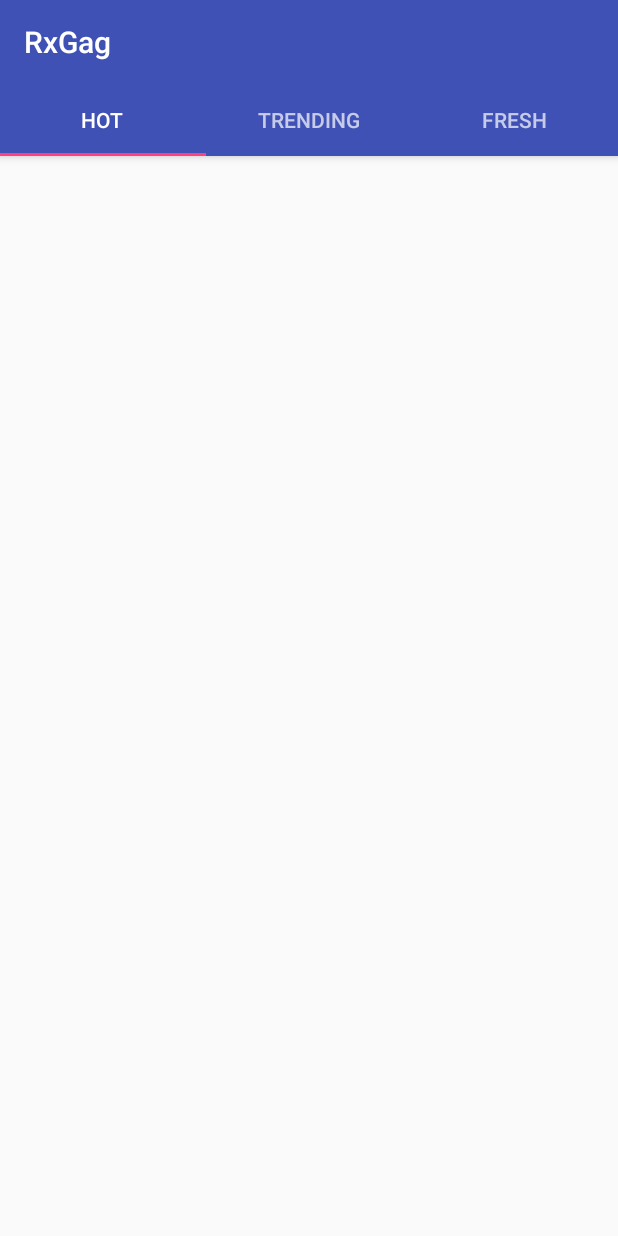
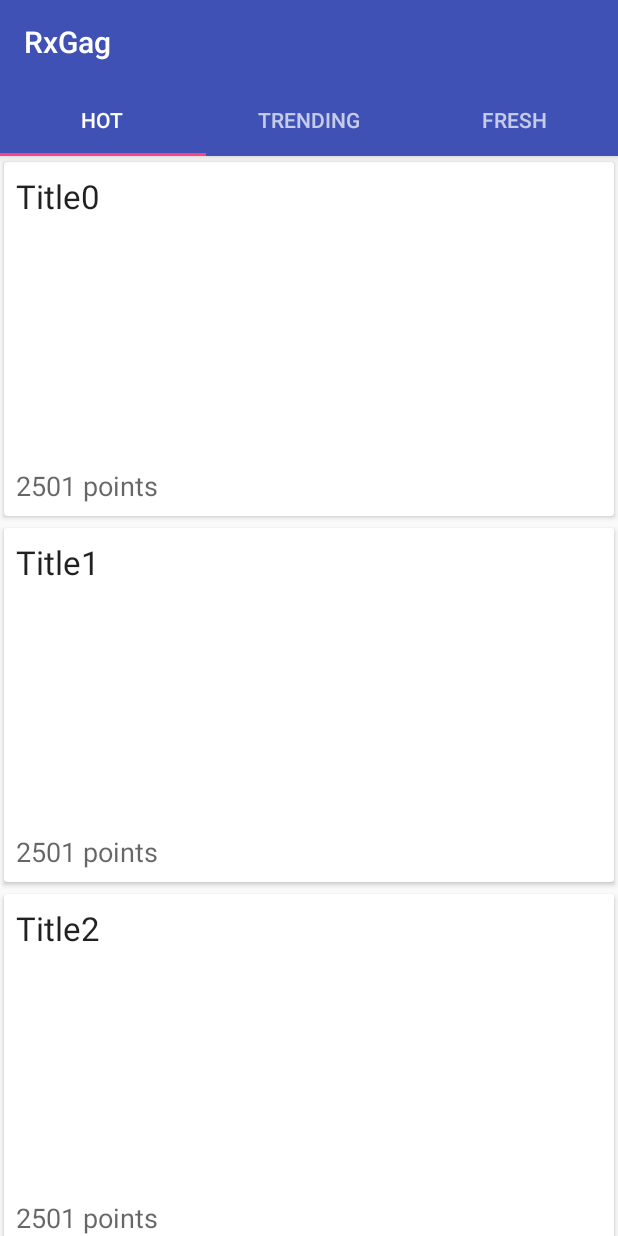
Before and after one commit to am5a03/rxgag, an Android app: the screen it shows after launch (MainActivity), on a phone screen of 412 x 824 dp. Run offline under Robolectric (Android 15) with nearby library versions, the phone set to English and light mode, and no system bars; our stand-ins replace ButterKnife; libraries missing offline, so code that uses them is left out: com.facebook.drawee, com.jakewharton.rxbinding; plain views replace SimpleDraweeView; pictures from the network do not load; 2 statements that could not run were skipped.

Commit message:
setup recyclerview adapter

```diff
--- a/app/src/main/AndroidManifest.xml
+++ b/app/src/main/AndroidManifest.xml
@@ -5,6 +5,7 @@
     <uses-permission android:name="android.permission.INTERNET"/>
 
     <application
+        android:name=".RxGagApplication"
         android:allowBackup="true"
         android:icon="@mipmap/ic_launcher"
         android:label="@string/app_name"
--- a/app/src/main/java/dnomyar/rxgag/models/api/Gag.java
+++ b/app/src/main/java/dnomyar/rxgag/models/api/Gag.java
@@ -8,6 +8,7 @@ public class Gag {
     public String caption;
     public String link;
     public Images images;
+    public Votes votes;
 
     public static class Images {
         public String small, normal, large;
--- /dev/null
+++ b/app/src/main/java/dnomyar/rxgag/ui/adapters/PostListAdapter.java
@@ -0,0 +1,47 @@
+package dnomyar.rxgag.ui.adapters;
+
+import android.support.v7.widget.RecyclerView;
+import android.view.View;
+import android.view.ViewGroup;
+
+import java.util.List;
+
+import butterknife.ButterKnife;
+import dnomyar.rxgag.models.api.Gag;
+import dnomyar.rxgag.models.api.GagList;
+import dnomyar.rxgag.ui.renderers.PostItemRenderer;
+
+/**
+ * Created by Raymond on 2015-11-11.
+ */
+public class PostListAdapter extends RecyclerView.Adapter {
+
+    List<Gag> mGagList;
+    PostItemRenderer mPostItemRenderer;
+
+    public PostListAdapter (List<Gag> gagList, PostItemRenderer postItemRenderer) {
+        mPostItemRenderer = postItemRenderer;
+        mGagList = gagList;
+    }
+
+    @Override
+    public RecyclerView.ViewHolder onCreateViewHolder(ViewGroup parent, int viewType) {
+        return mPostItemRenderer.onCreateViewHolder(parent, viewType);
+    }
+
+    @Override
+    public void onBindViewHolder(RecyclerView.ViewHolder holder, int position) {
+        mPostItemRenderer.onBindViewHolder(holder, position, mGagList.get(mapAdapterPositionToItemPosition(position)));
+    }
+
+    @Override
+    public int getItemCount() {
+        return mGagList.size();
+    }
+
+    protected int mapAdapterPositionToItemPosition(int position) {
+        return position;
+    }
+
+
+}
--- a/app/src/main/java/dnomyar/rxgag/ui/fragments/PostListFragment.java
+++ b/app/src/main/java/dnomyar/rxgag/ui/fragments/PostListFragment.java
@@ -9,9 +9,17 @@ import android.view.LayoutInflater;
 import android.view.View;
 import android.view.ViewGroup;
 
+import com.jakewharton.rxbinding.widget.RxAdapter;
+
+import java.util.ArrayList;
+import java.util.List;
+
 import butterknife.Bind;
 import butterknife.ButterKnife;
 import dnomyar.rxgag.R;
+import dnomyar.rxgag.models.api.Gag;
+import dnomyar.rxgag.ui.adapters.PostListAdapter;
+import dnomyar.rxgag.ui.renderers.PostItemRenderer;
 
 /**
  * Created by Raymond on 2015-10-19.
@@ -47,6 +55,9 @@ public class PostListFragment extends BaseFragment {
     public void onViewCreated(View view, @Nullable Bundle savedInstanceState) {
         super.onViewCreated(view, savedInstanceState);
         mRecyclerView.setLayoutManager(new LinearLayoutManager(getActivity()));
+        PostItemRenderer postItemRenderer = new PostItemRenderer();
+        mRecyclerView.setAdapter(new PostListAdapter(getDummyGag(), postItemRenderer));
+        mSwipeRefreshLayout.setColorSchemeColors(R.color.colorPrimary, R.color.colorPrimaryDark, R.color.colorAccent);
     }
 
     @Override
@@ -73,4 +84,18 @@ public class PostListFragment extends BaseFragment {
     public void onStop() {
         super.onStop();
     }
+
+    private List<Gag> getDummyGag() {
+        ArrayList<Gag> gagList = new ArrayList<>();
+        for (int i = 0; i < 100; i++) {
+            Gag g = new Gag();
+            g.images = new Gag.Images();
+            g.votes = new Gag.Votes();
+            g.caption = "Title" + i;
+            g.images.large = "https://upload.wikimedia.org/wikipedia/en/7/7d/Bliss.png";
+            g.votes.count = 2501;
+            gagList.add(g);
+        }
+        return gagList;
+    };
 }
--- /dev/null
+++ b/app/src/main/java/dnomyar/rxgag/ui/renderers/PostItemRenderer.java
@@ -0,0 +1,51 @@
+package dnomyar.rxgag.ui.renderers;
+
+import android.net.Uri;
+import android.support.v7.widget.RecyclerView;
+import android.view.LayoutInflater;
+import android.view.View;
+import android.view.ViewGroup;
+import android.widget.TextView;
+
+import com.facebook.drawee.view.SimpleDraweeView;
+
+import java.util.List;
+
+import butterknife.Bind;
+import butterknife.ButterKnife;
+import dnomyar.rxgag.R;
+import dnomyar.rxgag.models.api.Gag;
+
+/**
+ * Created by Raymond on 2015-11-11.
+ */
+public class PostItemRenderer {
+
+
+    public RecyclerView.ViewHolder onCreateViewHolder(ViewGroup parent, int viewType) {
+        View v = LayoutInflater.from(parent.getContext()).inflate(R.layout.post_item, parent, false);
+        return new PostItemViewHolder(v);
+    }
+
+    public void onBindViewHolder(RecyclerView.ViewHolder holder, int position, Gag gag) {
+        PostItemViewHolder vh = (PostItemViewHolder) holder;
+        vh.bindPost(gag);
+    }
+
+    static class PostItemViewHolder extends RecyclerView.ViewHolder {
+        @Bind(R.id.title) TextView mTitle;
+        @Bind(R.id.points) TextView mPoints;
+        @Bind(R.id.image) SimpleDraweeView mImage;
+
+        public PostItemViewHolder(View itemView) {
+            super(itemView);
+            ButterKnife.bind(this, itemView);
+        }
+
+        public void bindPost(Gag gag) {
+            mTitle.setText(gag.caption);
+            mPoints.setText(String.format(itemView.getContext().getString(R.string.points), gag.votes.count));
+            mImage.setImageURI(Uri.parse(gag.images.large));
+        }
+    }
+}
--- a/app/src/main/res/layout/fragment_main_list.xml
+++ b/app/src/main/res/layout/fragment_main_list.xml
@@ -12,7 +12,8 @@
         <android.support.v7.widget.Toolbar
             android:id="@+id/toolbar"
             android:layout_width="match_parent"
-            android:layout_height="?attr/actionBarSize"/>
+            android:layout_height="?attr/actionBarSize"
+            app:layout_scrollFlags="scroll|enterAlways|snap"/>
         <android.support.design.widget.TabLayout
             app:popupTheme="@style/ThemeOverlay.AppCompat.Light"
             android:id="@+id/tab_layout"
@@ -24,6 +25,7 @@
     <android.support.v4.view.ViewPager
         android:id="@+id/view_pager"
         android:layout_width="match_parent"
-        android:layout_height="match_parent"/>
+        android:layout_height="match_parent"
+        app:layout_behavior="@string/appbar_scrolling_view_behavior"/>
 
 </android.support.design.widget.CoordinatorLayout>
--- a/app/src/main/res/layout/item_post.xml
+++ b/app/src/main/res/layout/post_item.xml
@@ -1,8 +1,11 @@
 <?xml version="1.0" encoding="utf-8"?>
 <android.support.v7.widget.CardView
     xmlns:android="http://schemas.android.com/apk/res/android"
-              android:layout_width="match_parent"
-              android:layout_height="wrap_content">
+    android:layout_width="match_parent"
+    android:layout_height="wrap_content"
+    xmlns:app="http://schemas.android.com/apk/res-auto"
+    app:cardUseCompatPadding="true"
+    app:cardCornerRadius="2dp">
 
     <LinearLayout
         android:layout_width="match_parent"
@@ -10,6 +13,7 @@
         android:orientation="vertical">
 
         <TextView
+            android:id="@+id/title"
             android:layout_margin="8dp"
             android:text="Title 1"
             android:textAppearance="?android:attr/textAppearanceLarge"
@@ -17,10 +21,12 @@
             android:layout_height="wrap_content"/>
 
         <com.facebook.drawee.view.SimpleDraweeView
+            android:id="@+id/image"
             android:layout_width="match_parent"
             android:layout_height="150dp"/>
 
         <TextView
+            android:id="@+id/points"
             android:layout_margin="8dp"
             android:text="100 points"
             android:textAppearance="?android:attr/textAppearanceMedium"
--- a/app/src/main/res/layout/post_list.xml
+++ b/app/src/main/res/layout/post_list.xml
@@ -1,18 +1,13 @@
 <?xml version="1.0" encoding="utf-8"?>
-<LinearLayout
+
+<android.support.v4.widget.SwipeRefreshLayout
+    android:id="@+id/swipe_refresh_layout"
     android:layout_width="match_parent"
     android:layout_height="match_parent"
     xmlns:android="http://schemas.android.com/apk/res/android">
 
-    <android.support.v4.widget.SwipeRefreshLayout
-        android:id="@+id/swipe_refresh_layout"
+    <android.support.v7.widget.RecyclerView
+        android:id="@+id/recycler_view"
         android:layout_width="match_parent"
-        android:layout_height="match_parent">
-
-        <android.support.v7.widget.RecyclerView
-            android:id="@+id/recycler_view"
-            android:layout_width="match_parent"
-            android:layout_height="match_parent"/>
-    </android.support.v4.widget.SwipeRefreshLayout>
-
-</LinearLayout>
+        android:layout_height="match_parent"/>
+</android.support.v4.widget.SwipeRefreshLayout>
--- a/app/src/main/res/values/strings.xml
+++ b/app/src/main/res/values/strings.xml
@@ -1,3 +1,4 @@
 <resources>
     <string name="app_name">RxGag</string>
+    <string name="points">%1$s points</string>
 </resources>
```
Also changed, not shown: app/src/main/java/dnomyar/rxgag/models/api/GagList.java (added, +18 -0 lines), app/src/main/java/dnomyar/rxgag/network/GagApiServiceManager.java (+10 -8 lines), app/src/main/java/dnomyar/rxgag/ui/adapters/PostListItemdapter.java (added, +24 -0 lines), app/src/main/java/dnomyar/rxgag/ui/views/InfiniteScrollRecyclerView.java (added, +62 -0 lines).
